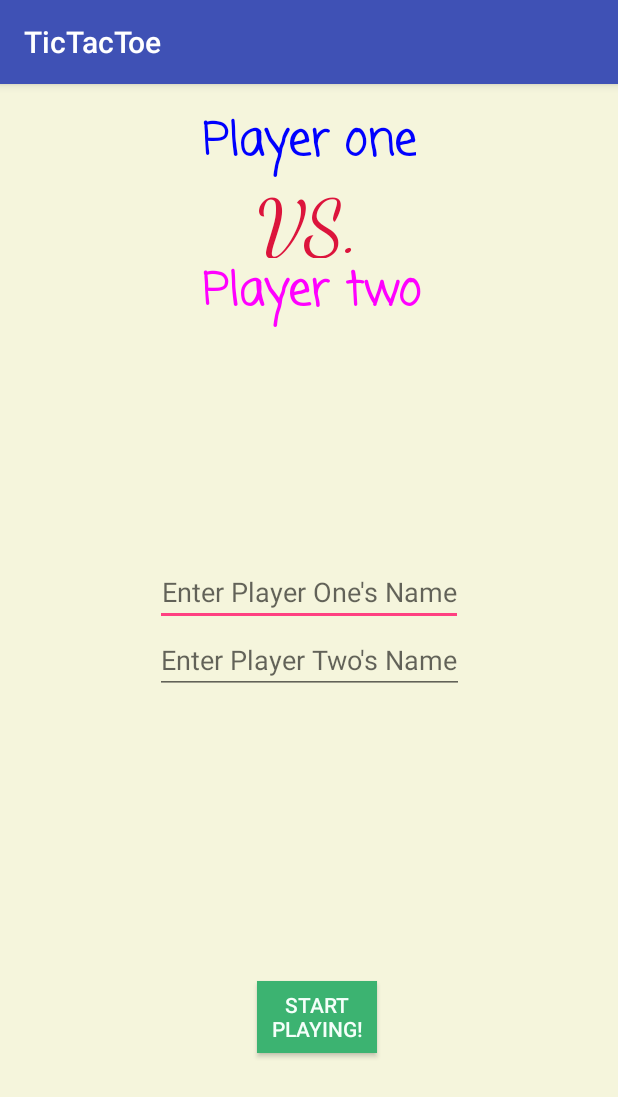
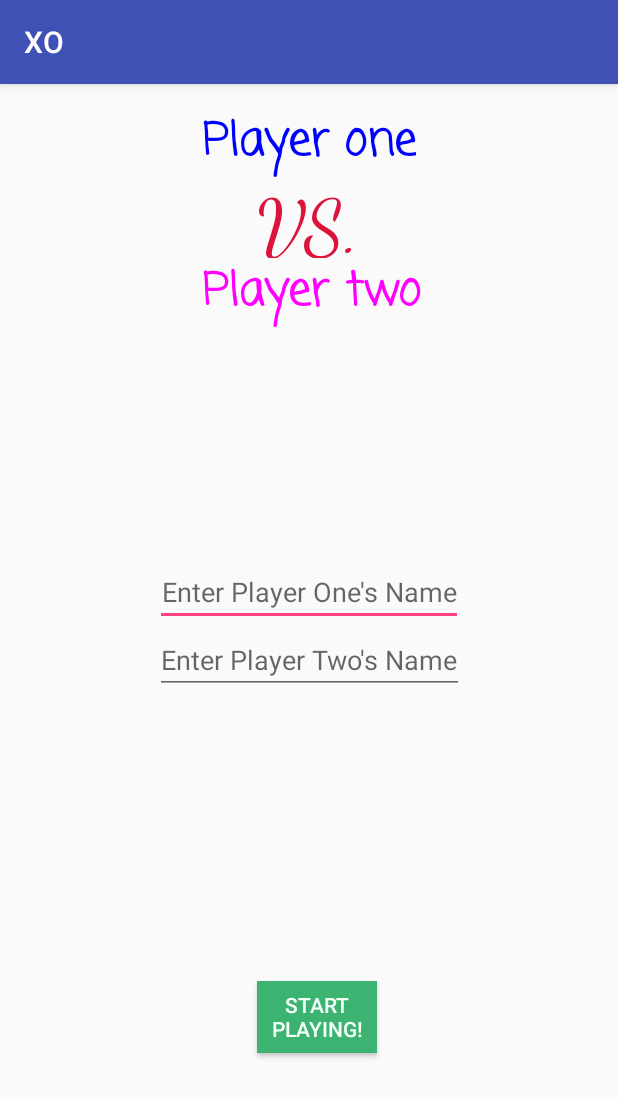
Before and after one commit to aharshbe/TicTacToeRev2, an Android app: the screen it shows after launch (MainActivity), on a phone screen of 412 x 824 dp. Shown: the top 1097 px of the screen. Run offline under Robolectric (Android 15) with nearby library versions, the phone set to English and light mode, and no system bars.

Commit message:
Adding some changes and removing the background becuase I was annoyed by it

```diff
--- a/TicTacToe/app/src/main/AndroidManifest.xml
+++ b/TicTacToe/app/src/main/AndroidManifest.xml
@@ -4,8 +4,8 @@
 
     <application
         android:allowBackup="true"
-        android:icon="@mipmap/ic_launcher"
-        android:label="@string/app_name"
+        android:icon="@mipmap/ttt_launcher"
+        android:label="XO"
         android:supportsRtl="true"
         android:theme="@style/AppTheme">
         <activity android:name=".GameActivity">
--- a/TicTacToe/app/src/main/res/layout/activity_game.xml
+++ b/TicTacToe/app/src/main/res/layout/activity_game.xml
@@ -8,8 +8,7 @@
     android:paddingLeft="@dimen/activity_horizontal_margin"
     android:paddingRight="@dimen/activity_horizontal_margin"
     android:paddingTop="@dimen/activity_vertical_margin"
-    tools:context="ly.generalassemb.drewmahrt.tictactoe.GameActivity"
-    android:background="#F5F5DC">
+    tools:context="ly.generalassemb.drewmahrt.tictactoe.GameActivity">
 
     <TextView
         android:id="@+id/game_message_text"
--- a/TicTacToe/app/src/main/res/layout/activity_main.xml
+++ b/TicTacToe/app/src/main/res/layout/activity_main.xml
@@ -7,8 +7,7 @@
     android:paddingLeft="@dimen/activity_horizontal_margin"
     android:paddingRight="@dimen/activity_horizontal_margin"
     android:paddingTop="@dimen/activity_vertical_margin"
-    tools:context="ly.generalassemb.drewmahrt.tictactoe.MainActivity"
-    android:background="#F5F5DC">
+    tools:context="ly.generalassemb.drewmahrt.tictactoe.MainActivity">
 
 
     <EditText
```
Also changed, not shown: TicTacToe/app/src/main/res/mipmap-hdpi/ttt_launcher.png (added), TicTacToe/app/src/main/res/mipmap-mdpi/ttt_launcher.png (added), TicTacToe/app/src/main/res/mipmap-xhdpi/ttt_launcher.png (added), TicTacToe/app/src/main/res/mipmap-xxhdpi/ttt_launcher.png (added), TicTacToe/app/src/main/res/mipmap-xxxhdpi/ttt_launcher.png (added), TicTacToe/app/src/main/ttt_launcher-web.png (added).
